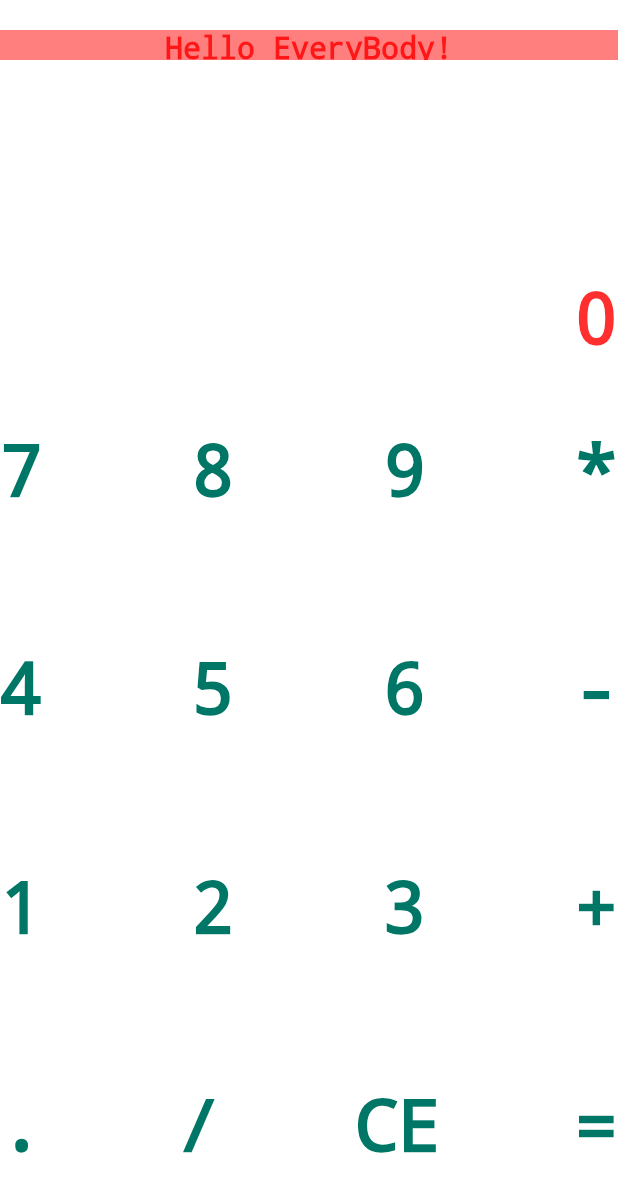
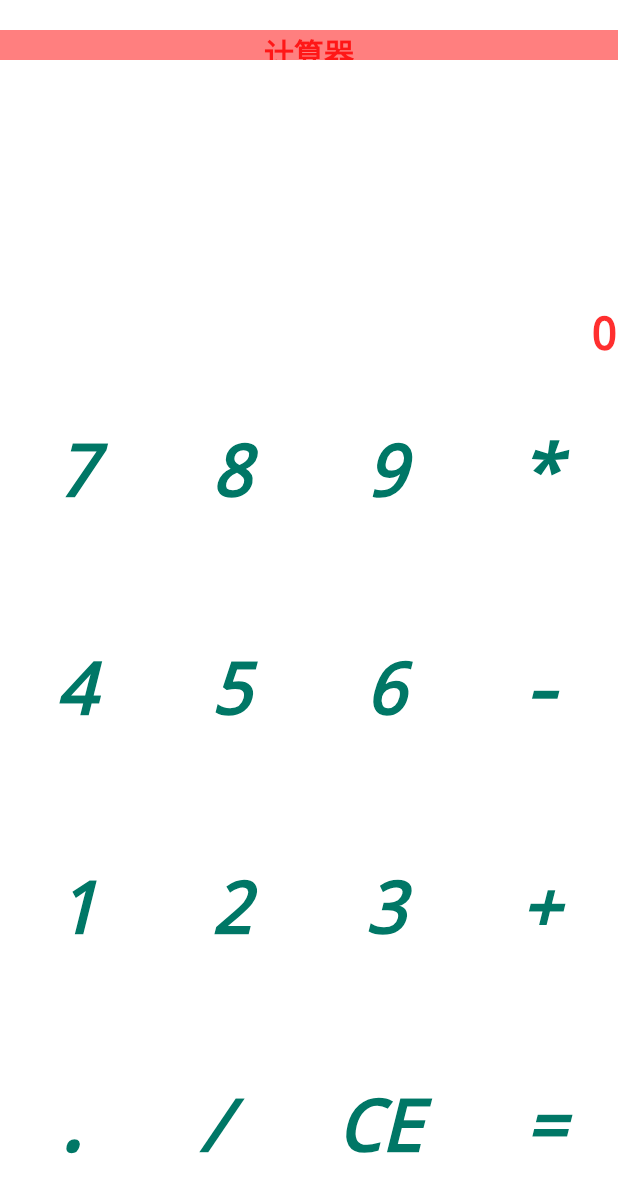
Before and after one commit to crazyworldzl/flutter_app, a Flutter app: the screen it shows after launch, on a phone screen of 412 x 824 dp. Shown: the top 1193 px of the screen. Run offline on Flutter 3.47's test engine with Material 2 defaults, Android fonts, the phone set to English and light mode, and no system bars.

Commit message:
change view

```diff
--- a/lib/Calculator.dart
+++ b/lib/Calculator.dart
@@ -20,7 +20,7 @@ class CalculatorApp extends StatelessWidget {
         // is not restarted.
         primarySwatch: Colors.blue,
       ),
-      home: MWidget('Hello EveryBody!'),
+      home: MWidget('计算器'),
     );
   }
 }
@@ -81,7 +81,7 @@ class _MHome extends State<MWidget> {
     return resultWidget = new Container(
       child: Text(
         lastResult.toString(),
-        style: TextStyle(decoration: TextDecoration.none),
+        style: TextStyle(decoration: TextDecoration.none,fontSize: 30),
       ),
       color: Color.fromARGB(255, 255, 255, 255),
       width: MediaQuery.of(context).size.width,
@@ -94,7 +94,7 @@ class _MHome extends State<MWidget> {
     return new Container(
       child: Text(
         calculatorString,
-        style: TextStyle(decoration: TextDecoration.none),
+        style: TextStyle(decoration: TextDecoration.none,color: Color(0xff000000),fontSize: 20),
       ),
       color: Color.fromARGB(255, 255, 255, 255),
       width: MediaQuery.of(context).size.width,
@@ -133,11 +133,14 @@ class _MHome extends State<MWidget> {
         lastSymbol = '';
         calculatorString = '';
         lastResult = 0;
-      } else if (data == 'CE') {
+      } else if (data == 'CLEAR') {
         calculatorString = '';
         lastSymbol = '';
         lastResult = 0;
         isReset = true;
+      }else if(data=='CE'){
+        calculatorString=calculatorString.substring(0,calculatorString.length-1);
+
       } else if (data == '=') {
         try {
           num.parse(lastSymbol);
@@ -214,15 +217,25 @@ class _MHome extends State<MWidget> {
 class NumberText extends GestureDetector {
   NumberText(String data, Function f)
       : super(
-            child: Text(
-              data,
-              textAlign: TextAlign.left,
-              style: TextStyle(
-                decoration: TextDecoration.none,
-                color: Color(0xff007766),
+            child: Center(
+              child: Text(
+                data,
+                textAlign: TextAlign.center,
+                style: TextStyle(
+                  decoration: TextDecoration.none,
+                  color: Color(0xff007766),
+                  fontStyle: FontStyle.italic,
+                ),
               ),
+
             ),
-            onTap: () => {f(data)});
+            onTap: () => {f(data)},
+            onLongPress:()=>{
+              if(data=='CE'){
+                f('CLEAR')
+              }
+            }
+            );
 }
 
 class RowText extends Row {
@@ -231,7 +244,7 @@ class RowText extends Row {
   RowText(List<String> numbers, Function f)
       : super(
           children: getWegit(numbers, f),
-          mainAxisAlignment: MainAxisAlignment.spaceBetween,
+          mainAxisAlignment: MainAxisAlignment.spaceAround,
           mainAxisSize: MainAxisSize.max,
         );
 
```
Also changed, not shown: 1 other file.
